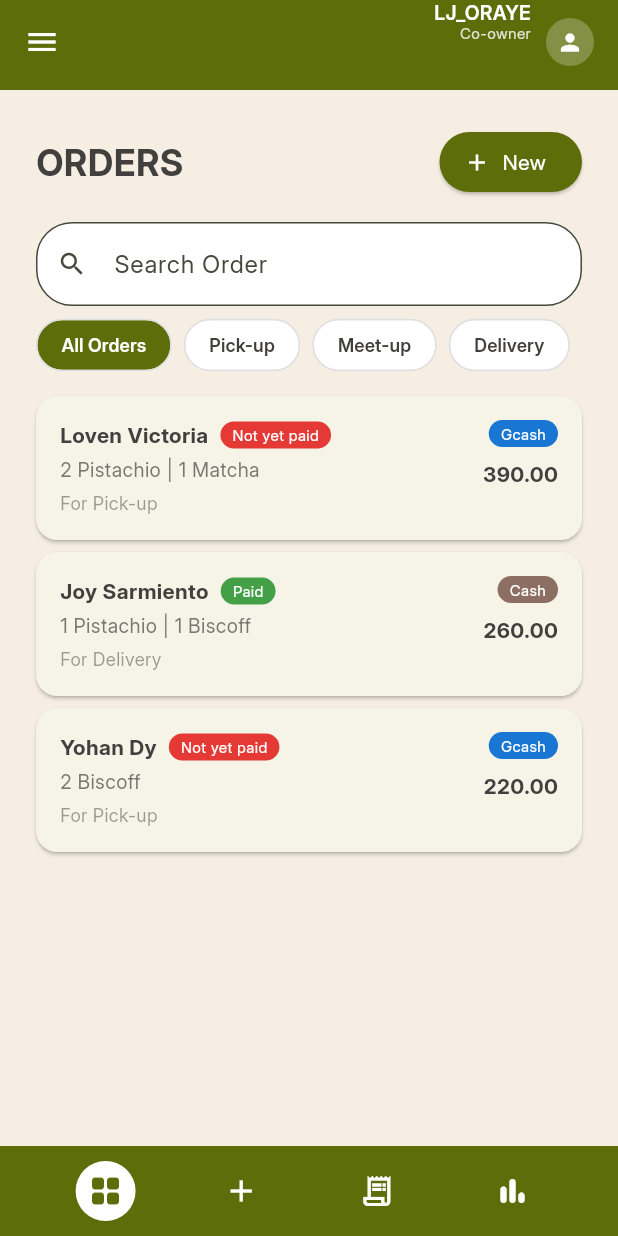
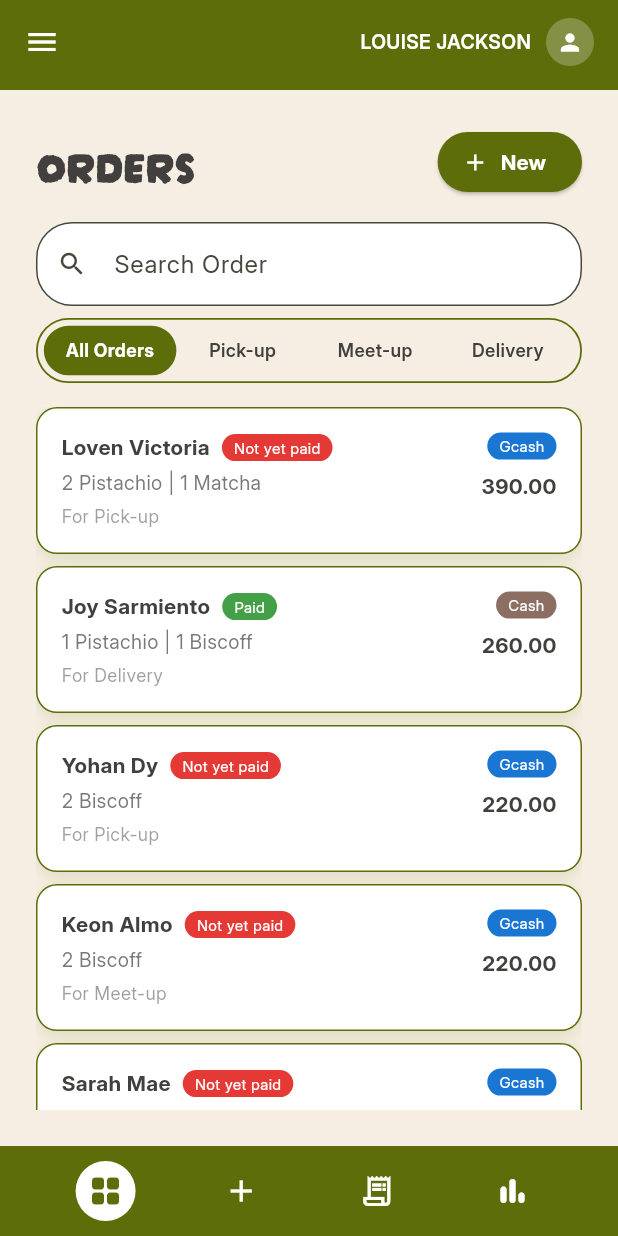
Before and after one commit to ljoraye/Cookie-Bites, a Flutter app: the OrderBoardPage screen opened directly, on a phone screen of 412 x 824 dp. Run offline on Flutter 3.47's test engine with Material 3 defaults, Android fonts, the phone set to English and light mode, and no system bars.

Commit message:
Style order cards, fix header alignment, update filter chips, add OAuth logos

```diff
--- a/lib/screens/login_page.dart
+++ b/lib/screens/login_page.dart
@@ -59,17 +59,18 @@ class _LoginPageState extends State<LoginPage> {
                 const SizedBox(height: 48),
                 Image.asset(
                   'assets/images/cookie_bites_logo.png',
-                  width: 260,
+                  width: MediaQuery.of(context).size.width * 0.80,
                   fit: BoxFit.contain,
                 ),
                 const SizedBox(height: 32),
                 const Text(
-                  'LOGIN',
+                  'READY TO SELL?',
                   style: TextStyle(
+                    fontFamily: AppTextStyles.logoFontFamily,
                     color: Colors.white,
                     fontWeight: FontWeight.bold,
                     letterSpacing: 2,
-                    fontSize: 16,
+                    fontSize: 30,
                   ),
                 ),
                 const SizedBox(height: 20),
@@ -77,7 +78,7 @@ class _LoginPageState extends State<LoginPage> {
                   controller: _emailController,
                   hintText: 'Email',
                   keyboardType: TextInputType.emailAddress,
-                  prefixIcon: const Icon(Icons.email_outlined, size: 20),
+                  prefixIcon: const Icon(Icons.email_outlined, size: 20, color: Color(0xFFBDBDBD)),
                   validator: (value) {
                     if (value == null || value.trim().isEmpty) {
                       return 'Enter your email';
@@ -91,13 +92,14 @@ class _LoginPageState extends State<LoginPage> {
                   controller: _passwordController,
                   hintText: 'Password',
                   obscureText: _obscurePassword,
-                  prefixIcon: const Icon(Icons.lock_outline, size: 20),
+                  prefixIcon: const Icon(Icons.lock_outline, size: 20, color: Color(0xFFBDBDBD)),
                   suffixIcon: IconButton(
                     icon: Icon(
                       _obscurePassword
                           ? Icons.visibility_off_outlined
                           : Icons.visibility_outlined,
                       size: 20,
+                      color: const Color(0xFFBDBDBD),
                     ),
                     onPressed: () {
                       setState(() => _obscurePassword = !_obscurePassword);
@@ -144,7 +146,11 @@ class _LoginPageState extends State<LoginPage> {
                 ),
                 const SizedBox(height: 24),
                 _OAuthButton(
-                  icon: Icons.g_mobiledata, // swap for a proper Google asset
+                  icon: Image.asset(
+                    'assets/images/google_logo.png',
+                    height: 27,
+                    width: 27,
+                  ),// swap for a proper Google asset
                   label: 'Continue with Google',
                   backgroundColor: const Color(0xFFD8F26D),
                   textColor: Colors.black87,
@@ -154,7 +160,11 @@ class _LoginPageState extends State<LoginPage> {
                 ),
                 const SizedBox(height: 12),
                 _OAuthButton(
-                  icon: Icons.apple,
+                  icon: Image.asset(
+                    'assets/images/apple_logo.png',
+                    height: 27,
+                    width: 27,
+                  ),// swap for a proper Apple asset
                   label: 'Continue with Apple',
                   backgroundColor: Colors.white,
                   textColor: Colors.black87,
@@ -196,7 +206,7 @@ class _LoginPageState extends State<LoginPage> {
 }
 
 class _OAuthButton extends StatelessWidget {
-  final IconData icon;
+  final Widget icon;
   final String label;
   final Color backgroundColor;
   final Color textColor;
@@ -217,7 +227,7 @@ class _OAuthButton extends StatelessWidget {
       height: 48,
       child: ElevatedButton.icon(
         onPressed: onPressed,
-        icon: Icon(icon, color: textColor),
+        icon: icon,
         label: Text(label, style: TextStyle(color: textColor)),
         style: ElevatedButton.styleFrom(
           backgroundColor: backgroundColor,
--- a/lib/screens/order_board_page.dart
+++ b/lib/screens/order_board_page.dart
@@ -75,8 +75,7 @@ class _OrderBoardPageState extends State<OrderBoardPage> {
   Widget build(BuildContext context) {
     return Scaffold(
       appBar: UserHeader(
-        name: 'LJ_ORAYE',
-        role: 'Co-owner',
+        name: 'LOUISE JACKSON',
         onMenuTap: () {
           // TODO: open the navigation/settings drawer
         },
@@ -93,13 +92,23 @@ class _OrderBoardPageState extends State<OrderBoardPage> {
             Row(
               mainAxisAlignment: MainAxisAlignment.spaceBetween,
               children: [
-                Text('ORDERS', style: AppTextStyles.heading()),
+                const Text(
+                  'ORDERS',
+                  style: TextStyle(
+                    fontFamily: AppTextStyles.logoFontFamily,
+                    fontSize:30,
+                    fontWeight: FontWeight.bold,
+                  ),
+                ),
                 ElevatedButton.icon(
                   onPressed: () {
                     // TODO: Navigator.push to the Order Entry Form
                   },
                   icon: const Icon(Icons.add, size: 18),
-                  label: const Text('New'),
+                  label: const Text(
+                    'New',
+                    style: TextStyle(fontWeight: FontWeight.bold),
+                    ),
                   style: ElevatedButton.styleFrom(
                     backgroundColor: AppColors.primary,
                     foregroundColor: Colors.white,
@@ -198,6 +207,54 @@ class _OrderBoardPageState extends State<OrderBoardPage> {
         isPaid: false,
         cogs: 130,
       ),
+      Order(
+        id: '4',
+        customerName: 'Keon Almo',
+        deliveryDate: DateTime.now(),
+        items: const [
+          OrderItem(product: 'Biscoff', quantity: 2, unitPrice: 110),
+        ],
+        fulfillmentType: FulfillmentType.meetUp,
+        paymentMode: PaymentMode.gcash,
+        isPaid: false,
+        cogs: 130,
+      ),
+      Order(
+        id: '5',
+        customerName: 'Sarah Mae',
+        deliveryDate: DateTime.now(),
+        items: const [
+          OrderItem(product: 'Biscoff', quantity: 2, unitPrice: 110),
+        ],
+        fulfillmentType: FulfillmentType.pickUp,
+        paymentMode: PaymentMode.gcash,
+        isPaid: false,
+        cogs: 130,
+      ),
+      Order(
+        id: '6',
+        customerName: 'Princess Joy',
+        deliveryDate: DateTime.now(),
+        items: const [
+          OrderItem(product: 'Biscoff', quantity: 2, unitPrice: 110),
+        ],
+        fulfillmentType: FulfillmentType.delivery,
+        paymentMode: PaymentMode.gcash,
+        isPaid: false,
+        cogs: 130,
+      ),
+      Order(
+        id: '7',
+        customerName: 'Lili Cruz',
+        deliveryDate: DateTime.now(),
+        items: const [
+          OrderItem(product: 'Biscoff', quantity: 2, unitPrice: 110),
+        ],
+        fulfillmentType: FulfillmentType.meetUp,
+        paymentMode: PaymentMode.gcash,
+        isPaid: false,
+        cogs: 130,
+      ),
     ];
   }
 }
--- a/lib/theme/app_theme.dart
+++ b/lib/theme/app_theme.dart
@@ -66,7 +66,7 @@ ThemeData buildAppTheme() {
     onSecondary: AppColors.onSecondary,
     surface: AppColors.surface,
     onSurface: AppColors.onSurface,
-    error: AppColors.error,
+    error: const Color.fromARGB(255, 249, 0, 0),
   );
 
   return ThemeData(
--- a/lib/widgets/app_text_field.dart
+++ b/lib/widgets/app_text_field.dart
@@ -36,16 +36,23 @@ class AppTextField extends StatelessWidget {
           obscureText: obscureText,
           keyboardType: keyboardType,
           validator: validator,
+          style: const TextStyle(color: Colors.black),
+          cursorColor: Colors.black,
           decoration: InputDecoration(
             hintText: hintText,
+            hintStyle: const TextStyle(color: Color(0xFFBDBDBD)),
+            errorStyle: const TextStyle(
+              fontWeight: FontWeight.bold,
+              color: Colors.red,
+            ),
             prefixIcon: prefixIcon,
             suffixIcon: suffixIcon,
             filled: true,
             fillColor: Colors.white,
             contentPadding:
-                const EdgeInsets.symmetric(horizontal: 16, vertical: 14),
+                const EdgeInsets.symmetric(horizontal: 20, vertical: 16),
             border: OutlineInputBorder(
-              borderRadius: BorderRadius.circular(14),
+              borderRadius: BorderRadius.circular(28),
               borderSide: BorderSide.none,
             ),
           ),
--- a/lib/widgets/category_chips.dart
+++ b/lib/widgets/category_chips.dart
@@ -15,31 +15,42 @@ class CategoryChips extends StatelessWidget {
 
   @override
   Widget build(BuildContext context) {
-    return SizedBox(
-      height: 36,
-      child: ListView.separated(
-        scrollDirection: Axis.horizontal,
-        itemCount: categories.length,
-        separatorBuilder: (_, __) => const SizedBox(width: 8),
-        itemBuilder: (context, index) {
-          final category = categories[index];
+    return Container(
+      padding: const EdgeInsets.all(4),
+      decoration: BoxDecoration(
+        color: AppColors.background,
+        borderRadius: BorderRadius.circular(24),
+        border: Border.all(color: AppColors.primary, width: 1.2),
+      ),
+      child: Row(
+        children: categories.map((category) {
           final isSelected = category == selected;
-          return ChoiceChip(
-            label: Text(category),
-            selected: isSelected,
-            showCheckmark: false,
-            onSelected: (_) => onSelected(category),
-            selectedColor: AppColors.primary,
-            backgroundColor: Colors.white,
-            labelStyle: TextStyle(
-              color: isSelected ? Colors.white : AppColors.onSurface,
-              fontSize: 12,
-              fontWeight: FontWeight.w600,
+          return Expanded(
+            child: GestureDetector(
+              onTap: () => onSelected(category),
+              child: AnimatedContainer(
+                duration: const Duration(milliseconds: 150),
+                padding: const EdgeInsets.symmetric(vertical: 8),
+                decoration: BoxDecoration(
+                  color: isSelected ? AppColors.primary : Colors.transparent,
+                  borderRadius: BorderRadius.circular(20),
+                ),
+                alignment: Alignment.center,
+                child: Text(
+                  category,
+                  textAlign: TextAlign.center,
+                  overflow: TextOverflow.ellipsis,
+                  style: TextStyle(
+                    color: isSelected ? Colors.white : AppColors.onSurface,
+                    fontWeight:
+                        isSelected ? FontWeight.bold : FontWeight.w600,
+                    fontSize: 12,
+                  ),
+                ),
+              ),
             ),
-            shape:
-                StadiumBorder(side: BorderSide(color: Colors.grey.shade300)),
           );
-        },
+        }).toList(),
       ),
     );
   }
--- a/lib/widgets/order_card.dart
+++ b/lib/widgets/order_card.dart
@@ -10,16 +10,29 @@ class OrderCard extends StatelessWidget {
 
   @override
   Widget build(BuildContext context) {
-    return Card(
+    return Container(
       margin: const EdgeInsets.only(bottom: AppSpacing.sm),
-      elevation: 1,
-      shape: RoundedRectangleBorder(borderRadius: BorderRadius.circular(14)),
-      child: InkWell(
+      decoration: BoxDecoration(
+        color: AppColors.surface,
         borderRadius: BorderRadius.circular(14),
-        onTap: onTap,
-        child: Padding(
-          padding: const EdgeInsets.all(AppSpacing.md),
-          child: Row(
+        border: Border.all(color: AppColors.primary, width: 1),
+        boxShadow: [
+          BoxShadow(
+            color: AppColors.primary.withOpacity(0.15),
+            blurRadius: 8,
+            offset: const Offset(0, 3),
+          ),
+        ],
+      ),
+      child: Material(
+        color: Colors.transparent,
+        borderRadius: BorderRadius.circular(14),
+        child: InkWell(
+          borderRadius: BorderRadius.circular(14),
+          onTap: onTap,
+          child: Padding(
+            padding: const EdgeInsets.all(AppSpacing.md),
+            child: Row(
             crossAxisAlignment: CrossAxisAlignment.start,
             children: [
               Expanded(
@@ -73,6 +86,7 @@ class OrderCard extends StatelessWidget {
             ],
           ),
         ),
+      ),
       ),
     );
   }
--- a/lib/widgets/user_header.dart
+++ b/lib/widgets/user_header.dart
@@ -3,14 +3,12 @@ import '../theme/app_theme.dart';
 
 class UserHeader extends StatelessWidget implements PreferredSizeWidget {
   final String name;
-  final String role;
   final VoidCallback? onMenuTap;
   final VoidCallback? onProfileTap;
 
   const UserHeader({
     super.key,
     required this.name,
-    required this.role,
     this.onMenuTap,
     this.onProfileTap,
   });
@@ -34,9 +32,7 @@ class UserHeader extends StatelessWidget implements PreferredSizeWidget {
             onTap: onProfileTap,
             child: Row(
               mainAxisSize: MainAxisSize.min,
-              children: [
-                Column(
-                  crossAxisAlignment: CrossAxisAlignment.end,
+              crossAxisAlignment: CrossAxisAlignment.center,
               children: [
                 Text(
                   name,
@@ -44,18 +40,7 @@ class UserHeader extends StatelessWidget implements PreferredSizeWidget {
                     color: Colors.white,
                     fontWeight: FontWeight.w600,
                     fontSize: 13,
-                        height: 1.2,
                   ),
-                    ),
-                    Text(
-                      role,
-                      style: TextStyle(
-                        color: Colors.white.withOpacity(0.8),
-                        fontSize: 10,
-                        height: 1.2,
-                      ),
-                    ),
-                  ],
                 ),
                 const SizedBox(width: 10),
                 const CircleAvatar(
--- a/pubspec.yaml
+++ b/pubspec.yaml
@@ -76,6 +76,8 @@ flutter:
 
   assets:
     - assets/images/cookie_bites_logo.png
+    - assets/images/google_logo.png
+    - assets/images/apple_logo.png
 
   fonts:
       - family: DarumadropOne
```
Also changed, not shown: assets/images/apple_logo.png (added), assets/images/cookie_bites_logo.png, assets/images/google_logo.png (added), flutter_01.png (added). Lines whose indentation alone changed are shown as unchanged.
